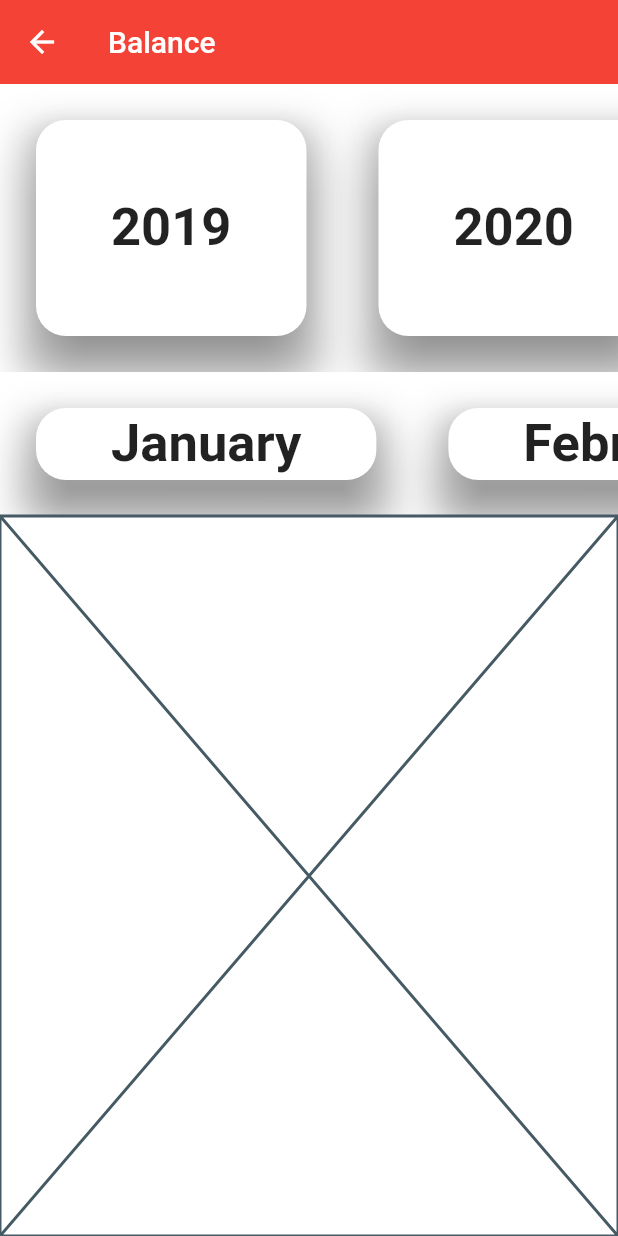
After one commit to panchis7u7/BeyondTime, a Flutter app: the BalancePage screen opened by its route, on a phone screen of 412 x 824 dp. The commit adds this screen. Run offline on Flutter 3.47's test engine with Material 2 defaults, Android fonts, the phone set to English and light mode, and no system bars; our stand-ins replace flutter_colorpicker, sqflite, tuple; missing offline and left inert: flutter_web_auth, nonce; accounts and stored records are empty; Roboto replaces fonts that are missing (Calibri).

Commit message:
Started implementing monitoring of economic balance feature.

```diff
--- /dev/null
+++ b/lib/models/card_3d.dart
@@ -0,0 +1,5 @@
+class Card3D {
+  const Card3D({required this.title, this.image});
+  final String title;
+  final String? image;
+}
--- /dev/null
+++ b/lib/pages/balance.dart
@@ -0,0 +1,34 @@
+import 'package:beyond_time/widgets/horizontal_cards.dart';
+import 'package:flutter/material.dart';
+
+class BalancePage extends StatefulWidget {
+  const BalancePage({super.key});
+
+  @override
+  State<StatefulWidget> createState() => BalancePageState();
+}
+
+class BalancePageState extends State<BalancePage> {
+  @override
+  Widget build(BuildContext context) => Scaffold(
+    appBar: AppBar(
+      title: const Text("Balance"),
+    ),
+    body: Column(
+      children: const <Widget> [
+        Expanded(
+          flex: 2,
+          child: HorizontalCards(data: ["2019", "2020", "2021"])
+        ),
+        Expanded(
+          flex: 1,
+          child: HorizontalCards(data: ["January", "February", "March"])
+        ),
+        Expanded(
+          flex: 5,
+          child: Placeholder(),
+        )
+      ],
+    ),
+  );
+}
--- a/lib/router/routes.dart
+++ b/lib/router/routes.dart
@@ -1,6 +1,7 @@
 import 'package:beyond_time/Pages/Time_Scheduler.dart';
 import 'package:beyond_time/models/menu_option.dart';
 import 'package:beyond_time/pages/about.dart';
+import 'package:beyond_time/pages/balance.dart';
 import 'package:beyond_time/pages/settings.dart';
 import 'package:flutter/material.dart';
 
@@ -17,6 +18,11 @@ class Routes {
         icon: Icons.home,
         name: "Home",
         screen: const TimeScheduler()),
+    MenuOption(
+      route: "Balance",
+      icon: Icons.balance,
+      name: "Balance",
+      screen: const BalancePage()),
     MenuOption(
         route: "Settings",
         icon: Icons.settings,
@@ -44,7 +50,6 @@ class Routes {
   static Map<String, Widget Function(BuildContext)> getAppRoutes() =>
       Map.fromEntries(menuOptions.map((option) =>
           MapEntry(option.route, (BuildContext ctx) => option.screen)));
-
   //######################################################################
 }
 //%%%%%%%%%%%%%%%%%%%%%%%%%%%%%%%%%%%%%%%%%%%%%%%%%%%%%%%%%%%%%%%%%%%%%%%%
--- /dev/null
+++ b/lib/widgets/horizontal_cards.dart
@@ -0,0 +1,88 @@
+import 'package:beyond_time/models/card_3d.dart';
+import 'package:flutter/material.dart';
+import 'package:tuple/tuple.dart';
+
+class HorizontalCards extends StatelessWidget {
+  const HorizontalCards({super.key, required this.data});
+
+  final List<String> data;
+
+  @override
+  Widget build(BuildContext context) => Column(
+        children: [
+          Expanded(
+            child: ListView.builder(
+                scrollDirection: Axis.horizontal,
+                itemCount: data.length,
+                itemBuilder: (context, index) => Card3DWidget(
+                      key: key,
+                      onTap: () {},
+                      card: Card3D(title: data[index]),
+                      index: index,
+                    )),
+          )
+        ],
+      );
+}
+
+class Card3DWidget extends StatefulWidget {
+  const Card3DWidget(
+      {super.key,
+      required this.card,
+      required this.onTap,
+      required this.index});
+
+  final Card3D card;
+  final Function() onTap;
+  final int index;
+
+  @override
+  State<StatefulWidget> createState() => Card3DWidgetState();
+}
+
+class Card3DWidgetState extends State<Card3DWidget> {
+  late Tuple2<int, bool> isTapped;
+
+  @override
+  initState() {
+    isTapped = const Tuple2(-1, false);
+    super.initState();
+  }
+
+  @override
+  Widget build(BuildContext context) => InkWell(
+        onTap: () {
+          widget.onTap();
+          setState(() {
+            isTapped = Tuple2(widget.index, isTapped.item2 ? false : true);
+          });
+        },
+        child: Container(
+          margin: const EdgeInsets.all(20),
+          decoration: BoxDecoration(
+              color: isTapped.item1 == widget.index && isTapped.item2 ? Colors.blueAccent : null,
+              boxShadow: [
+                BoxShadow(
+                    color: Theme.of(context).shadowColor.withOpacity(0.6),
+                    blurRadius: 20,
+                    spreadRadius: 5,
+                    offset: const Offset(0, 15))
+              ]),
+          child: Card(
+              elevation: 15,
+              shape: RoundedRectangleBorder(
+                  borderRadius: BorderRadius.circular(20)),
+              child: Padding(
+                padding: const EdgeInsets.only(left: 50, right: 50),
+                child: Center(
+                    child: Text(
+                  widget.card.title,
+                  style: const TextStyle(
+                      fontSize: 35,
+                      fontFamily: "Calibri",
+                      fontWeight: FontWeight.bold),
+                )),
+              )),
+        ),
+      );
+}
--- a/pubspec.yaml
+++ b/pubspec.yaml
@@ -40,6 +40,11 @@ dependencies:
   flutter_colorpicker: ^1.0.3
   foil: ^0.9.0+1
   path: ^1.8.2
+  http: ^0.13.5
+  provider: ^6.0.4
+  flutter_web_auth: ^0.5.0
+  nonce: ^1.2.0
+  tuple: ^2.0.1
   # sensors_plus: ^2.0.1
   # shimmer: ^2.0.0
 
```
Also changed, not shown: lib/main.dart (+22 -7 lines), lib/pages/schedule_detail.dart (+5 -4 lines), lib/providers/meetings_provider.dart (added, +48 -0 lines), pubspec.lock, 3 other files.
